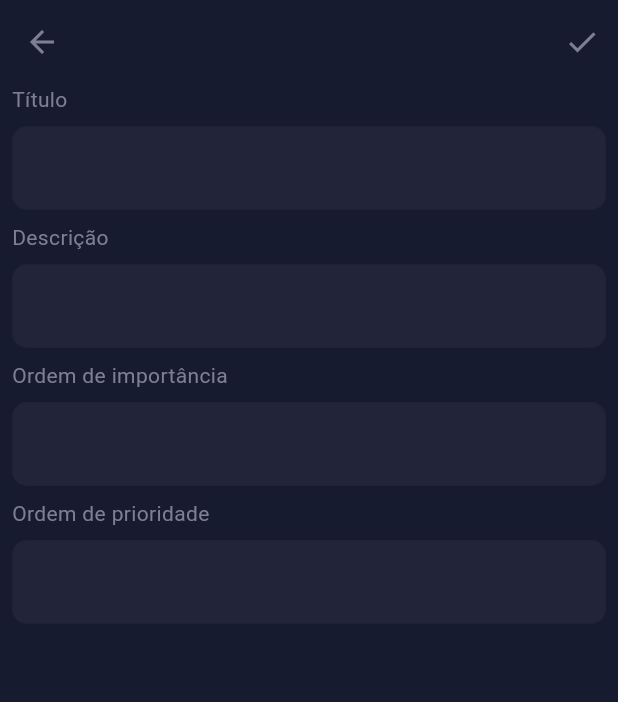
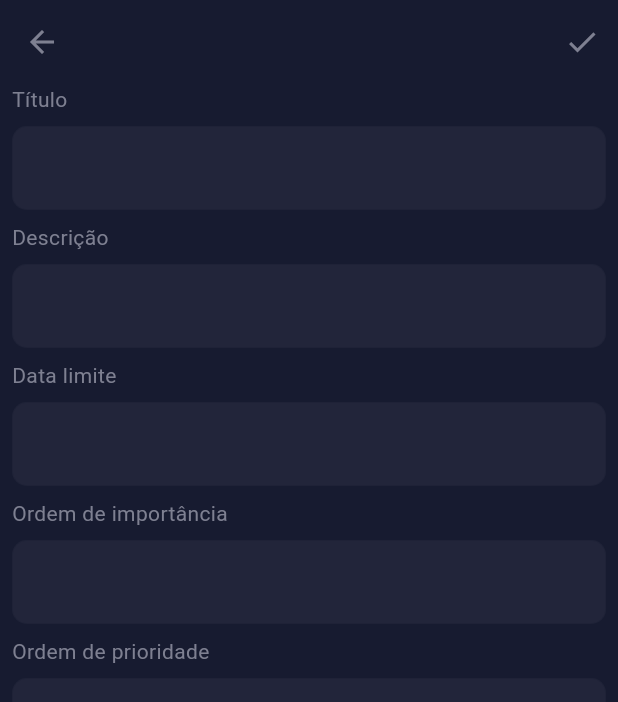
Before and after one commit to diego0361/app_metas_2024, a Flutter app: the AddTaskPage screen opened directly, after a tap on the "check" icon, on a phone screen of 412 x 824 dp. Shown: the top 702 px of the screen. Run offline on Flutter 3.47's test engine with Material 3 defaults, Android fonts, the phone set to English and light mode, and no system bars; our stand-ins replace cloud_firestore, firebase_core, get; accounts and stored records are empty.

Commit message:
feature: date-time formater

```diff
--- a/lib/app/presenter/add_task/add_task_controller.dart
+++ b/lib/app/presenter/add_task/add_task_controller.dart
@@ -14,6 +14,7 @@ class AddTaskController extends GetxController with LoaderManager {
   final TextEditingController orderOfImportanceController =
       TextEditingController();
   final TextEditingController priorityOrderController = TextEditingController();
+  final TextEditingController deadlineController = TextEditingController();
 
   final RxList<TaskModel> tasks = <TaskModel>[].obs;
 
@@ -32,9 +33,21 @@ class AddTaskController extends GetxController with LoaderManager {
 
   Future<void> addTask() async {
     try {
+      String deadlineString = deadlineController.text;
+      DateTime? deadline;
+
+      if (RegExp(r'\d{2}/\d{2}/\d{4}').hasMatch(deadlineString)) {
+        List<String> parts = deadlineString.split('/');
+        deadlineString = '${parts[2]}-${parts[1]}-${parts[0]}';
+        deadline = DateTime.tryParse(deadlineString);
+      } else {
+        return;
+      }
+
       TaskModel task = TaskModel(
         title: titleController.text,
         description: descriptionController.text,
+        deadline: deadline,
         createAt: DateTime.now(),
         orderOfImportance: int.parse(orderOfImportanceController.text),
         priorityOrder: int.parse(priorityOrderController.text),
@@ -44,6 +57,7 @@ class AddTaskController extends GetxController with LoaderManager {
       await addTaskRepository.addTask(task);
 
       titleController.clear();
+      deadlineController.clear();
       descriptionController.clear();
       orderOfImportanceController.clear();
       priorityOrderController.clear();
--- a/lib/app/presenter/add_task/add_task_page.dart
+++ b/lib/app/presenter/add_task/add_task_page.dart
@@ -66,18 +66,36 @@ class AddTaskPage extends GetView<AddTaskController> {
               controller: controller.descriptionController,
             ),
           ),
-          // Padding(
-          //   padding: EdgeInsets.symmetric(horizontal: 8.0),
-          //   child: Text(
-          //     'Data limite',
-          //     style: TextStyle(color: AppColors.grey),
-          //     textAlign: TextAlign.start,
-          //   ),
-          // ),
-          // Padding(
-          //   padding: EdgeInsets.symmetric(horizontal: 8.0, vertical: 8.0),
-          //   child: CustomFormFieldDate(inputFormatters: []),
-          // ),
+          const Padding(
+            padding: EdgeInsets.symmetric(horizontal: 8.0),
+            child: Text(
+              'Data limite',
+              style: TextStyle(color: AppColors.grey),
+              textAlign: TextAlign.start,
+            ),
+          ),
+          Padding(
+            padding: const EdgeInsets.symmetric(horizontal: 8.0, vertical: 8.0),
+            child: GestureDetector(
+              onTap: () async {
+                DateTime? pickedDate = await showDatePicker(
+                  context: context,
+                  initialDate: DateTime.now(),
+                  firstDate: DateTime.now(),
+                  lastDate: DateTime(2101),
+                );
+
+                if (pickedDate != null) {
+                  controller.deadlineController.text =
+                      formatter.format(pickedDate);
+                }
+              },
+              child: AbsorbPointer(
+                child:
+                    CustomFormField(controller: controller.deadlineController),
+              ),
+            ),
+          ),
           const Padding(
             padding: EdgeInsets.symmetric(horizontal: 8.0),
             child: Text(
```
